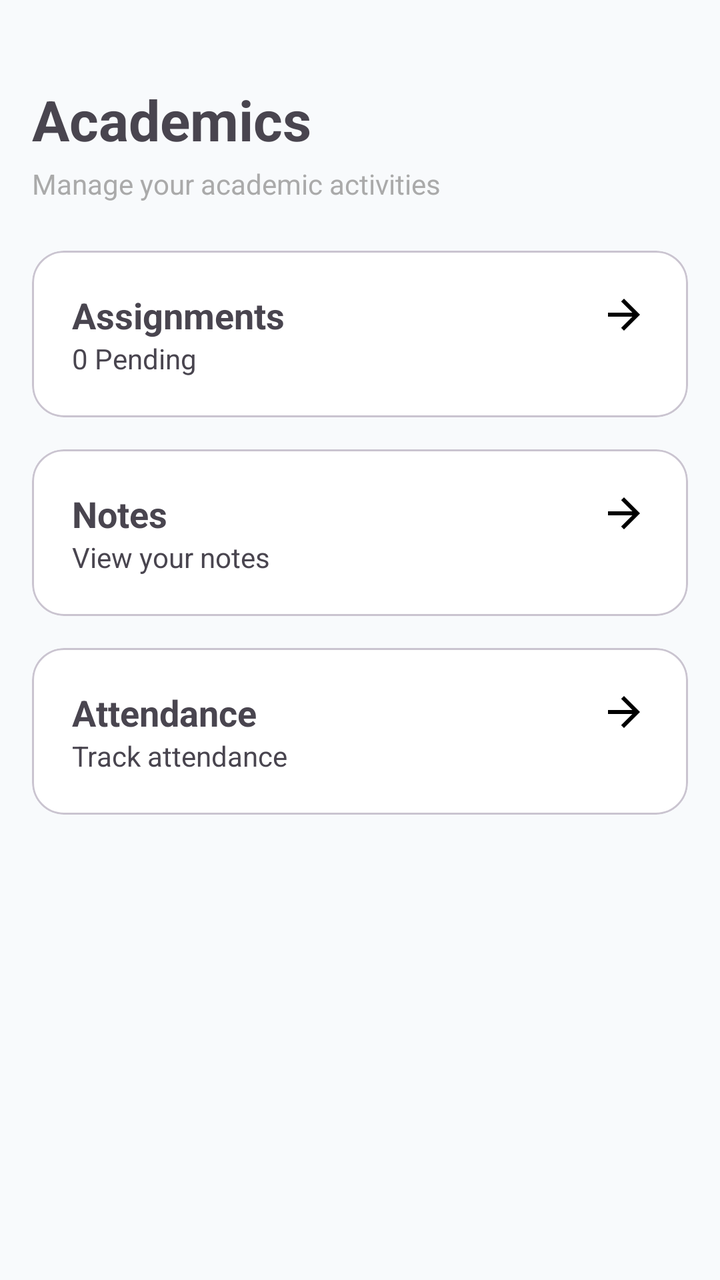
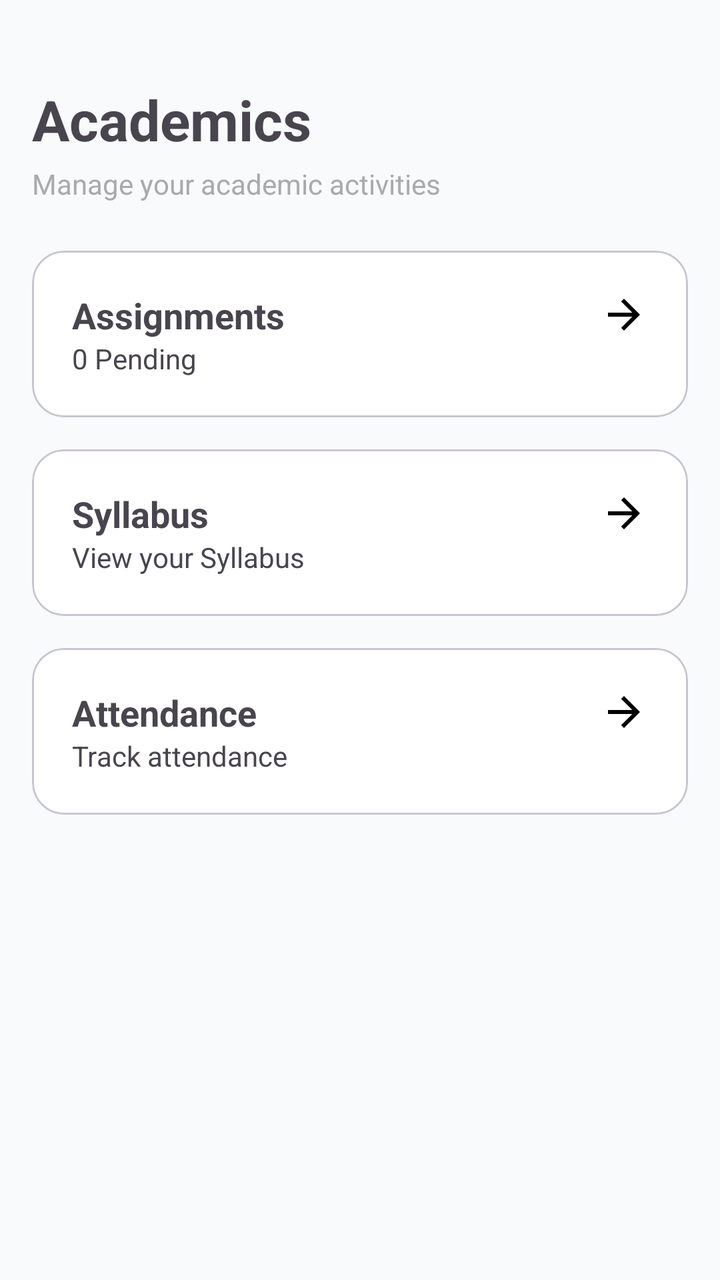

The first picture is an Android layout as it rendered before a commit; the second is the same layout after the commit. The layout source and the unified diff follow.
<!-- AndroidManifest.xml: application theme Theme.Intellicampus -->
<!-- res/layout/fragment_academics.xml -->
<?xml version="1.0" encoding="utf-8"?>
<androidx.core.widget.NestedScrollView xmlns:android="http://schemas.android.com/apk/res/android"
    xmlns:app="http://schemas.android.com/apk/res-auto"
    android:layout_width="match_parent"
    android:layout_height="match_parent">

    <LinearLayout
        android:layout_width="match_parent"
        android:layout_height="wrap_content"
        android:orientation="vertical"
        android:padding="16dp">

        <TextView
            android:layout_width="wrap_content"
            android:layout_height="wrap_content"
            android:text="Academics"
            android:textSize="28sp"
            android:textStyle="bold"
            android:paddingTop="25dp"/>

        <TextView
            android:layout_width="wrap_content"
            android:layout_height="wrap_content"
            android:layout_marginTop="4dp"
            android:text="Manage your academic activities"
            android:textColor="@android:color/darker_gray"/>

        <com.google.android.material.card.MaterialCardView
            android:id="@+id/cardAssignments"
            android:layout_width="match_parent"
            android:layout_height="wrap_content"
            android:layout_marginTop="24dp"
            app:cardCornerRadius="16dp">

            <LinearLayout
                android:layout_width="match_parent"
                android:layout_height="wrap_content"
                android:orientation="horizontal"
                android:padding="20dp">

                <LinearLayout
                    android:layout_width="0dp"
                    android:layout_height="wrap_content"
                    android:layout_weight="1"
                    android:orientation="vertical">

                    <TextView
                        android:layout_width="wrap_content"
                        android:layout_height="wrap_content"
                        android:text="Assignments"
                        android:textStyle="bold"
                        android:textSize="18sp"/>

                    <TextView
                        android:id="@+id/tvAssignmentCount"
                        android:layout_width="wrap_content"
                        android:layout_height="wrap_content"
                        android:text="0 Pending"/>
                </LinearLayout>

                <ImageView
                    android:layout_width="24dp"
                    android:layout_height="24dp"
                    android:src="@drawable/ic_arrow_forward"/>
            </LinearLayout>

        </com.google.android.material.card.MaterialCardView>

        <com.google.android.material.card.MaterialCardView
            android:id="@+id/cardNotes"
            android:layout_width="match_parent"
            android:layout_height="wrap_content"
            android:layout_marginTop="16dp"
            app:cardCornerRadius="16dp">

            <LinearLayout
                android:layout_width="match_parent"
                android:layout_height="wrap_content"
                android:orientation="horizontal"
                android:padding="20dp">

                <LinearLayout
                    android:layout_width="0dp"
                    android:layout_height="wrap_content"
                    android:layout_weight="1"
                    android:orientation="vertical">

                    <TextView
                        android:layout_width="wrap_content"
                        android:layout_height="wrap_content"
                        android:text="Notes"
                        android:textStyle="bold"
                        android:textSize="18sp"/>

                    <TextView
                        android:layout_width="wrap_content"
                        android:layout_height="wrap_content"
                        android:text="View your notes"/>

                </LinearLayout>

                <ImageView
                    android:layout_width="24dp"
                    android:layout_height="24dp"
                    android:src="@drawable/ic_arrow_forward"/>
            </LinearLayout>

        </com.google.android.material.card.MaterialCardView>

        <com.google.android.material.card.MaterialCardView
            android:id="@+id/cardAttendance"
            android:layout_width="match_parent"
            android:layout_height="wrap_content"
            android:layout_marginTop="16dp"
            app:cardCornerRadius="16dp">

            <LinearLayout
                android:layout_width="match_parent"
                android:layout_height="wrap_content"
                android:orientation="horizontal"
                android:padding="20dp">

                <LinearLayout
                    android:layout_width="0dp"
                    android:layout_height="wrap_content"
                    android:layout_weight="1"
                    android:orientation="vertical">

                    <TextView
                        android:layout_width="wrap_content"
                        android:layout_height="wrap_content"
                        android:text="Attendance"
                        android:textStyle="bold"
                        android:textSize="18sp"/>

                    <TextView
                        android:layout_width="wrap_content"
                        android:layout_height="wrap_content"
                        android:text="Track attendance"/>

                </LinearLayout>

                <ImageView
                    android:layout_width="24dp"
                    android:layout_height="24dp"
                    android:src="@drawable/ic_arrow_forward"/>
            </LinearLayout>

        </com.google.android.material.card.MaterialCardView>

    </LinearLayout>

</androidx.core.widget.NestedScrollView>
<!-- resources referenced by this layout -->
<resources>
  <!-- drawable ic_arrow_forward (drawable) -->
  <vector xmlns:android="http://schemas.android.com/apk/res/android" android:autoMirrored="true" android:height="24dp" android:tint="#000000" android:viewportHeight="960" android:viewportWidth="960" android:width="24dp">
        
      <path android:fillColor="@android:color/white" android:pathData="M647,520L160,520L160,440L647,440L423,216L480,160L800,480L480,800L423,744L647,520Z"/>
      
  </vector>
  <style name="Theme.Intellicampus" parent="Base.Theme.Intellicampus" />
  <style name="Base.Theme.Intellicampus" parent="Theme.Material3.DayNight.NoActionBar">
  
          
          <item name="colorPrimary">@color/primary</item>
          <item name="colorOnPrimary">@color/white</item>
  
          
          <item name="colorSecondary">@color/secondary</item>
          <item name="colorOnSecondary">@color/white</item>
  
          
          <item name="android:colorBackground">@color/background</item>
  
          
          <item name="colorSurface">@color/surface</item>
          <item name="colorOnSurface">@color/text_primary</item>
  
          
          <item name="colorError">@color/error</item>
  
          
          <item name="android:statusBarColor">@color/primary_variant</item>
  
      </style>
  <color name="primary">#2563EB</color>
  <color name="white">#FFFFFF</color>
  <color name="secondary">#38BDF8</color>
  <color name="background">#F8FAFC</color>
  <color name="surface">#FFFFFF</color>
  <color name="text_primary">#F8FAFC</color>
  <color name="error">#EF4444</color>
  <color name="primary_variant">#1D4ED8</color>
</resources>

<!-- the commit's change to res/layout/fragment_academics.xml (unified diff, before → after) -->
@@ -88,14 +88,14 @@
                     <TextView
                         android:layout_width="wrap_content"
                         android:layout_height="wrap_content"
-                        android:text="Notes"
+                        android:text="Syllabus"
                         android:textStyle="bold"
                         android:textSize="18sp"/>
 
                     <TextView
                         android:layout_width="wrap_content"
                         android:layout_height="wrap_content"
-                        android:text="View your notes"/>
+                        android:text="View your Syllabus"/>
 
                 </LinearLayout>
 
